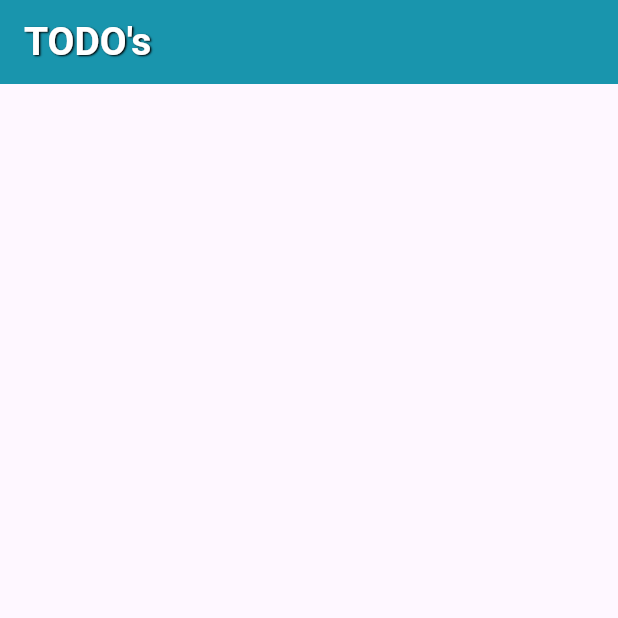
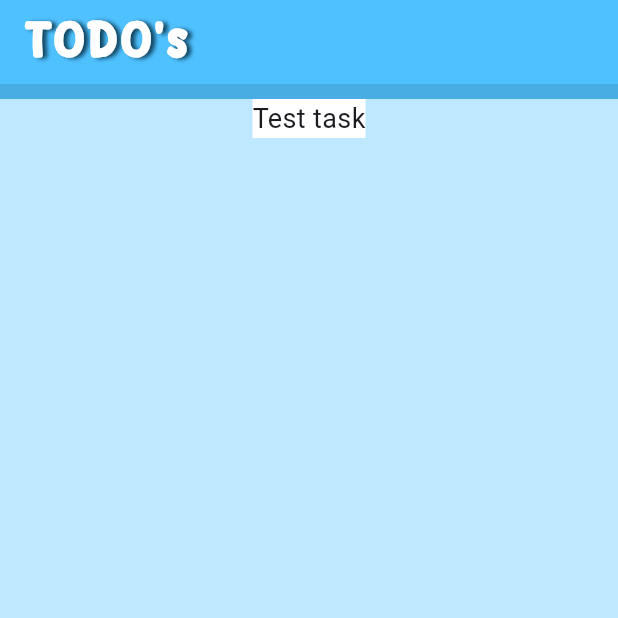
Before and after one commit to belminmulahusic/todo-app, a Flutter app: the screen it shows after launch, on a phone screen of 412 x 824 dp, the top half of it. Run offline on Flutter 3.47's test engine with Material 3 defaults, Android fonts, the phone set to English and light mode, and no system bars.

Commit message:
Added Appbar, created class for todo tiles

```diff
--- a/lib/pages/home_page.dart
+++ b/lib/pages/home_page.dart
@@ -1,4 +1,5 @@
 import 'package:flutter/material.dart';
+import 'todo_tile.dart';
 
 class TodoHomePage extends StatelessWidget {
   const TodoHomePage({super.key});
@@ -6,23 +7,36 @@ class TodoHomePage extends StatelessWidget {
   @override
   Widget build(BuildContext context) {
     return Scaffold(
+      backgroundColor: Color.fromARGB(255, 189, 232, 255),
       appBar: AppBar(
+        backgroundColor: Color.fromARGB(255, 79, 193, 255),
         title: const Text(
           'TODO\'s',
           style: TextStyle(
-            fontSize: 26,
+            fontFamily: 'Cleanow',
+            fontSize: 30,
             color: Colors.white,
             fontWeight: FontWeight.bold,
             shadows: [
               Shadow(
-                color: Colors.black,
-                offset: Offset(1.0, 1.0),
-                blurRadius: 1.0,
+                color: Color.fromARGB(255, 17, 70, 98),
+                offset: Offset(3.0, 1.0),
+                blurRadius: 3.0,
               ),
             ],
+            letterSpacing: 2,
           ),
         ),
-        backgroundColor: Color(0xFF1995AD),
+      ),
+      body: Column(
+        children: [
+          const Divider(
+            color: Color.fromARGB(255, 72, 173, 227),
+            thickness: 10,
+            height: 10,
+          ),
+          TodoTile(taskName: 'Test task'),
+        ],
       ),
     );
   }
--- /dev/null
+++ b/lib/pages/todo_tile.dart
@@ -0,0 +1,15 @@
+import 'package:flutter/material.dart';
+
+class TodoTile extends StatelessWidget {
+  final String taskName;
+
+  const TodoTile({super.key, required this.taskName});
+
+  @override
+  Widget build(BuildContext context) {
+    return Container(
+      color: Colors.white,
+      child: Text(taskName, style: const TextStyle(fontSize: 18)),
+    );
+  }
+}
```
Also changed, not shown: pubspec.yaml (+12 -66 lines), lib/assets/fonts/Cleanow.ttf (added), lib/assets/fonts/PORKYS_.ttf (added), 1 other file.
